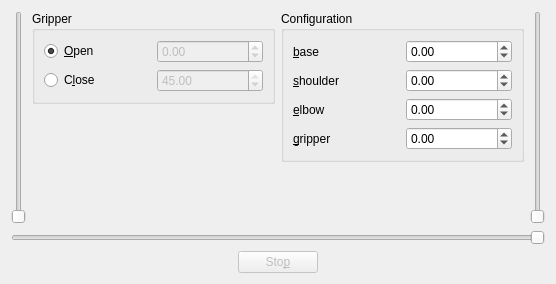
This is mearmwidget.ui in wedesoft/arduino-mearm as Qt 5 draws it before an edit. The edited form follows.
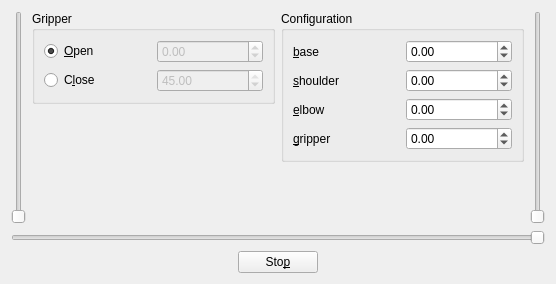
This is the edited form.

Commit message: Escape key and stop button

```diff
--- a/mearmwidget.ui
+++ b/mearmwidget.ui
@@ -264,12 +264,12 @@
      </item>
      <item>
       <widget class="QPushButton" name="stopButton">
-       <property name="enabled">
-        <bool>false</bool>
-       </property>
        <property name="text">
         <string>Sto&amp;p</string>
        </property>
+       <property name="autoDefault">
+        <bool>true</bool>
+       </property>
       </widget>
      </item>
      <item>
```
The commit also changes 4 other files.
